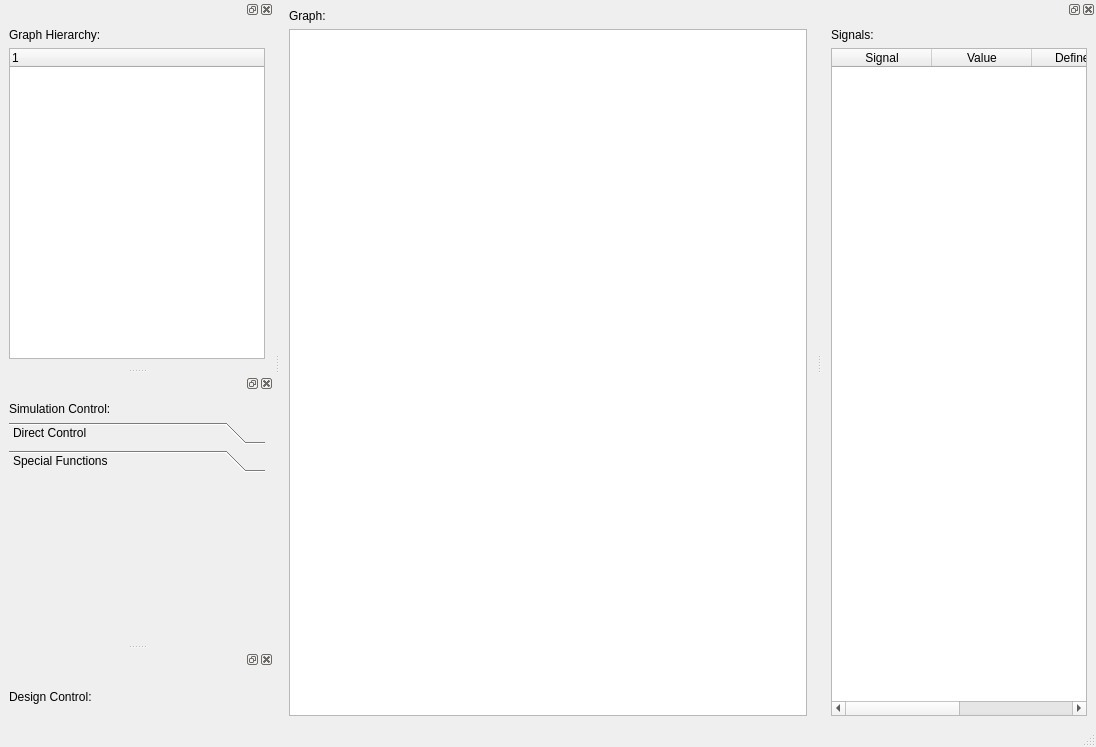
Old version of the form libs/metaHDL_vis_qt/source/metaHDL_vis_Qt/MainWindowSimulate.ui in the repository synogate/gatery.
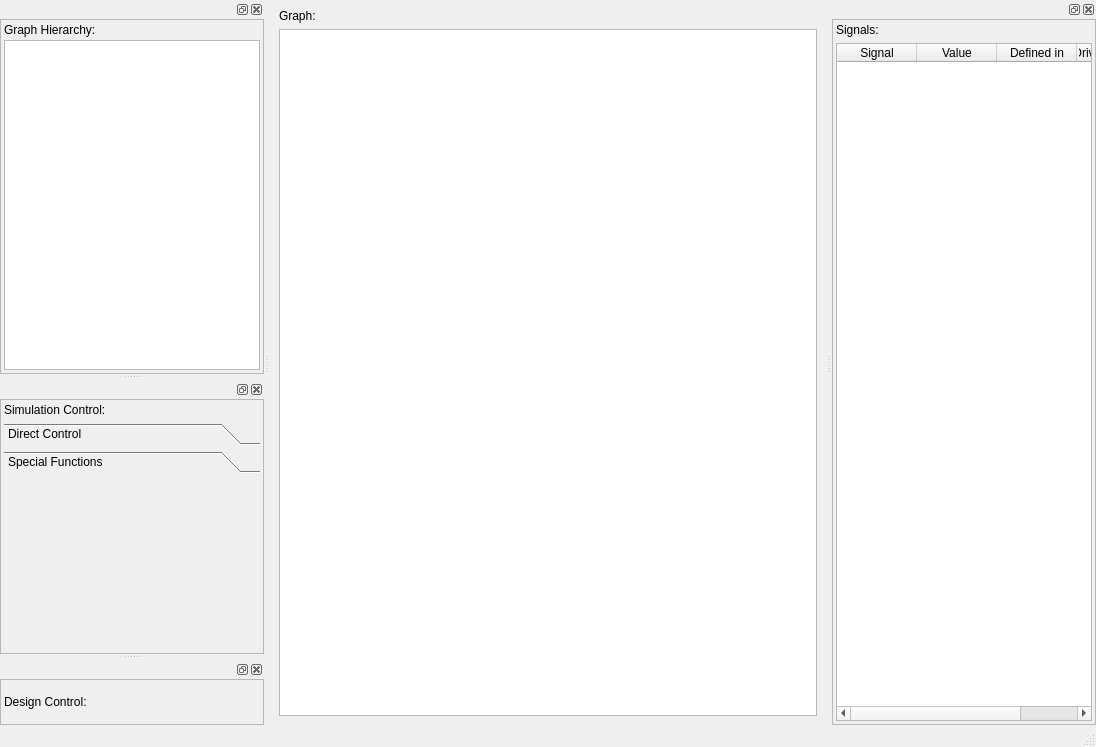
New version of the form. The open tabs and pages were chosen to show the change. Icons and pictures are not drawn. Custom widgets are drawn as their Qt base class.

What changed in the file:
```diff
--- a/libs/metaHDL_vis_qt/source/metaHDL_vis_Qt/MainWindowSimulate.ui
+++ b/libs/metaHDL_vis_qt/source/metaHDL_vis_Qt/MainWindowSimulate.ui
@@ -44,6 +44,39 @@
    </attribute>
    <widget class="QWidget" name="dockWidgetContents_2">
     <layout class="QVBoxLayout" name="verticalLayout_2">
+     <property name="leftMargin">
+      <number>0</number>
+     </property>
+     <property name="topMargin">
+      <number>0</number>
+     </property>
+     <property name="rightMargin">
+      <number>0</number>
+     </property>
+     <property name="bottomMargin">
+      <number>0</number>
+     </property>
+     <item>
+      <widget class="QFrame" name="frame_4">
+       <property name="frameShape">
+        <enum>QFrame::StyledPanel</enum>
+       </property>
+       <property name="frameShadow">
+        <enum>QFrame::Raised</enum>
+       </property>
+       <layout class="QVBoxLayout" name="verticalLayout_10">
+        <property name="leftMargin">
+         <number>3</number>
+        </property>
+        <property name="topMargin">
+         <number>3</number>
+        </property>
+        <property name="rightMargin">
+         <number>3</number>
+        </property>
+        <property name="bottomMargin">
+         <number>3</number>
+        </property>
      <item>
       <widget class="QLabel" name="label_3">
        <property name="text">
@@ -53,6 +86,12 @@
      </item>
      <item>
       <widget class="QTableWidget" name="tableWidget_signals">
+          <attribute name="horizontalHeaderCascadingSectionResizes">
+           <bool>false</bool>
+          </attribute>
+          <attribute name="horizontalHeaderDefaultSectionSize">
+           <number>80</number>
+          </attribute>
        <column>
         <property name="text">
          <string>Signal</string>
@@ -77,6 +116,9 @@
      </item>
     </layout>
    </widget>
+     </item>
+    </layout>
+   </widget>
   </widget>
   <widget class="QDockWidget" name="dockWidget_4">
    <attribute name="dockWidgetArea">
@@ -84,6 +126,42 @@
    </attribute>
    <widget class="QWidget" name="dockWidgetContents_4">
     <layout class="QVBoxLayout" name="verticalLayout">
+     <property name="leftMargin">
+      <number>0</number>
+     </property>
+     <property name="topMargin">
+      <number>0</number>
+     </property>
+     <property name="rightMargin">
+      <number>0</number>
+     </property>
+     <property name="bottomMargin">
+      <number>0</number>
+     </property>
+     <item>
+      <widget class="QFrame" name="frame">
+       <property name="frameShape">
+        <enum>QFrame::StyledPanel</enum>
+       </property>
+       <property name="frameShadow">
+        <enum>QFrame::Raised</enum>
+       </property>
+       <layout class="QVBoxLayout" name="verticalLayout_7">
+        <property name="spacing">
+         <number>3</number>
+        </property>
+        <property name="leftMargin">
+         <number>3</number>
+        </property>
+        <property name="topMargin">
+         <number>3</number>
+        </property>
+        <property name="rightMargin">
+         <number>3</number>
+        </property>
+        <property name="bottomMargin">
+         <number>3</number>
+        </property>
      <item>
       <widget class="QLabel" name="label_2">
        <property name="text">
@@ -92,7 +170,19 @@
       </widget>
      </item>
      <item>
-      <widget class="QTreeWidget" name="treeView_graphHierarchy"/>
+         <widget class="QTreeWidget" name="treeView_graphHierarchy">
+          <attribute name="headerVisible">
+           <bool>false</bool>
+          </attribute>
+          <column>
+           <property name="text">
+            <string notr="true">1</string>
+           </property>
+          </column>
+         </widget>
+        </item>
+       </layout>
+      </widget>
      </item>
     </layout>
    </widget>
@@ -106,6 +196,39 @@
    </attribute>
    <widget class="QWidget" name="dockWidgetContents">
     <layout class="QVBoxLayout" name="verticalLayout_3">
+     <property name="leftMargin">
+      <number>0</number>
+     </property>
+     <property name="topMargin">
+      <number>0</number>
+     </property>
+     <property name="rightMargin">
+      <number>0</number>
+     </property>
+     <property name="bottomMargin">
+      <number>0</number>
+     </property>
+     <item>
+      <widget class="QFrame" name="frame_2">
+       <property name="frameShape">
+        <enum>QFrame::StyledPanel</enum>
+       </property>
+       <property name="frameShadow">
+        <enum>QFrame::Raised</enum>
+       </property>
+       <layout class="QVBoxLayout" name="verticalLayout_8">
+        <property name="leftMargin">
+         <number>3</number>
+        </property>
+        <property name="topMargin">
+         <number>3</number>
+        </property>
+        <property name="rightMargin">
+         <number>3</number>
+        </property>
+        <property name="bottomMargin">
+         <number>3</number>
+        </property>
      <item>
       <widget class="QLabel" name="label">
        <property name="text">
@@ -207,8 +330,8 @@
          <rect>
           <x>0</x>
           <y>0</y>
-          <width>256</width>
-          <height>150</height>
+             <width>226</width>
+             <height>130</height>
          </rect>
         </property>
         <attribute name="label">
@@ -219,6 +342,9 @@
      </item>
     </layout>
    </widget>
+     </item>
+    </layout>
+   </widget>
   </widget>
   <widget class="QDockWidget" name="dockWidget_5">
    <attribute name="dockWidgetArea">
@@ -226,11 +352,47 @@
    </attribute>
    <widget class="QWidget" name="dockWidgetContents_5">
     <layout class="QVBoxLayout" name="verticalLayout_6">
+     <property name="leftMargin">
+      <number>0</number>
+     </property>
+     <property name="topMargin">
+      <number>0</number>
+     </property>
+     <property name="rightMargin">
+      <number>0</number>
+     </property>
+     <property name="bottomMargin">
+      <number>0</number>
+     </property>
+     <item>
+      <widget class="QFrame" name="frame_3">
+       <property name="frameShape">
+        <enum>QFrame::StyledPanel</enum>
+       </property>
+       <property name="frameShadow">
+        <enum>QFrame::Raised</enum>
+       </property>
+       <layout class="QVBoxLayout" name="verticalLayout_9">
+        <property name="leftMargin">
+         <number>3</number>
+        </property>
+        <property name="topMargin">
+         <number>3</number>
+        </property>
+        <property name="rightMargin">
+         <number>3</number>
+        </property>
+        <property name="bottomMargin">
+         <number>3</number>
+        </property>
      <item>
       <widget class="QLabel" name="label_6">
        <property name="text">
         <string>Design Control:</string>
        </property>
+         </widget>
+        </item>
+       </layout>
       </widget>
      </item>
     </layout>
```
Left out of the diff: 2 changed lines with no effect on the pictures. Lines whose indentation alone changed are shown as unchanged.
